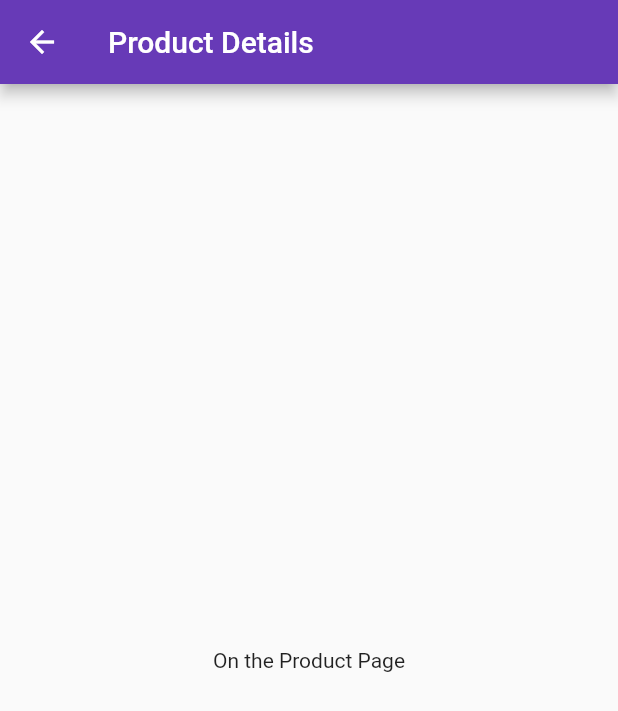
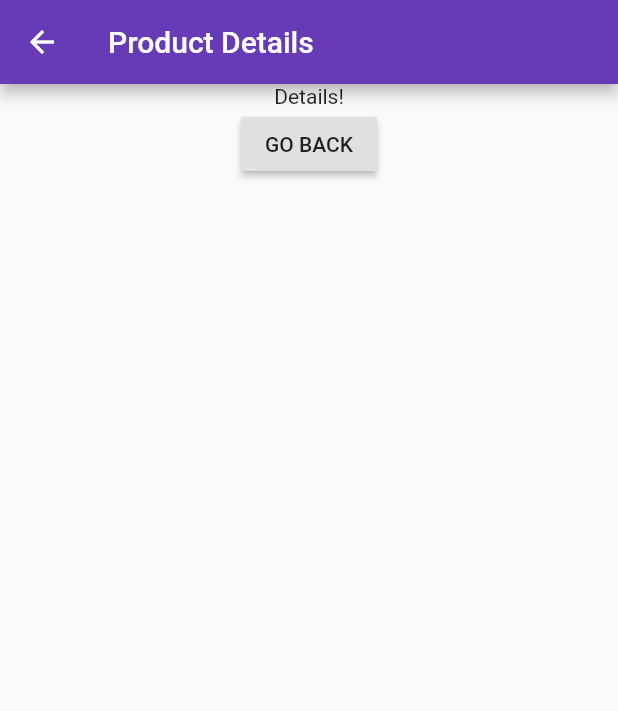
Before and after one commit to Keydero/Pizzoi-app, a Flutter app: the Product screen opened directly, on a phone screen of 412 x 824 dp. Shown: the top 711 px of the screen. Run offline on Flutter 3.47's test engine with Material 2 defaults, Android fonts, the phone set to English and light mode, and no system bars.

Commit message:
Create navigation back and forth with pop and push

```diff
--- a/lib/products.dart
+++ b/lib/products.dart
@@ -1,4 +1,5 @@
 import 'package:flutter/material.dart';
+import './screens/product.dart';
 
 class Products extends StatelessWidget {
   final List<String> products; // final == Not changeable
@@ -17,7 +18,10 @@ class Products extends StatelessWidget {
             children: <Widget>[
               FlatButton(
                 child: Text('Details'),
-                onPressed: () {},
+                onPressed: () => Navigator.push(
+                    context,
+                    MaterialPageRoute(
+                        builder: (BuildContext context) => Product())),
               )
             ],
           )
--- a/lib/screens/product.dart
+++ b/lib/screens/product.dart
@@ -8,7 +8,14 @@ class Product extends StatelessWidget {
           title: Text('Product Details'),
         ),
         body: Center(
-          child: Text('On the Product Page'),
-        ));
+            child: Column(
+          children: <Widget>[
+            Text('Details!'),
+            RaisedButton(
+              child: Text('GO BACK'),
+              onPressed: () => Navigator.pop(context),
+            )
+          ],
+        )));
   }
 }
```
